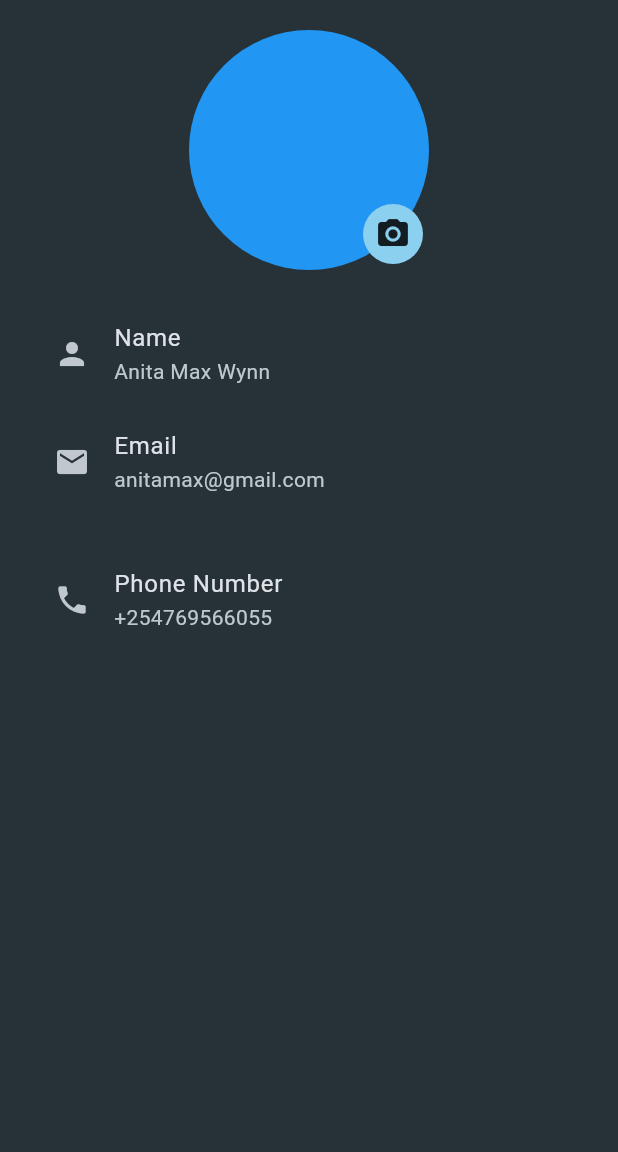
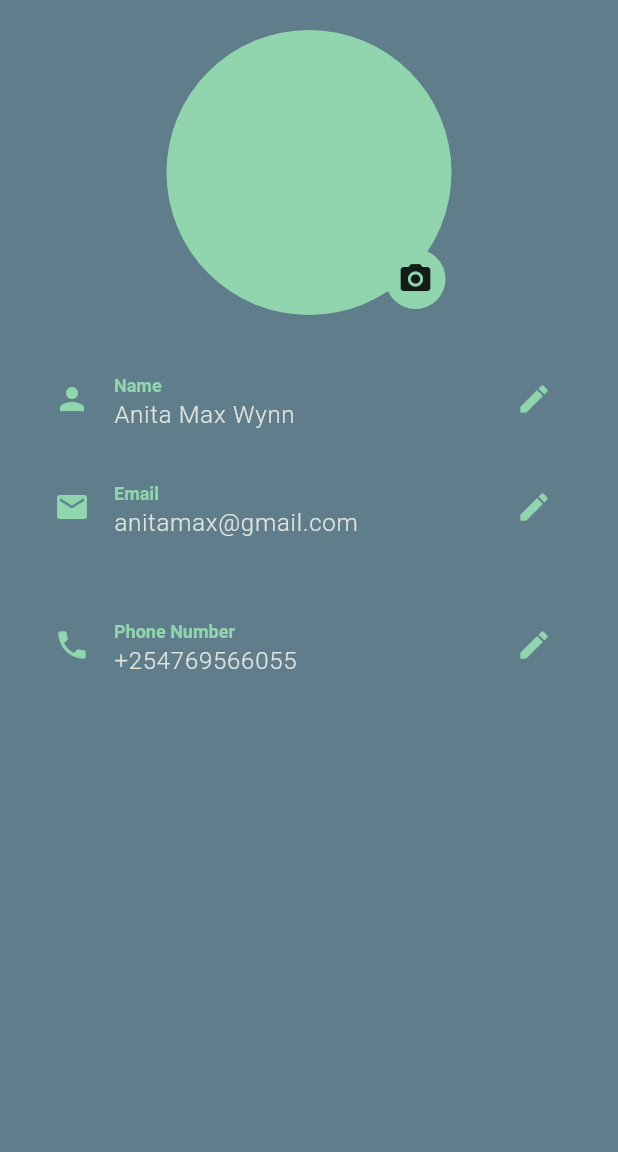
Before and after one commit to lbnmahs/whataspp-profile-photo-picker, a Flutter app: the screen it shows after launch, on a phone screen of 412 x 824 dp, the part 84-1236 px from its top. Run offline on Flutter 3.47's test engine with Material 3 defaults, Android fonts, the phone set to English and light mode, and no system bars; our stand-ins replace google_fonts; Roboto replaces fonts that are missing (Arvo).

Commit message:
First but final UI design

```diff
--- a/lib/main.dart
+++ b/lib/main.dart
@@ -8,8 +8,8 @@ void main() {
 
 final colorScheme = ColorScheme.fromSeed(
   brightness: Brightness.dark,
-  seedColor: Colors.blueGrey.shade500,
-  background: Colors.blueGrey.shade900
+  seedColor: Colors.greenAccent,
+  background: Colors.blueGrey
 );
 
 final theme = ThemeData().copyWith(
--- a/lib/profile_page.dart
+++ b/lib/profile_page.dart
@@ -25,18 +25,18 @@ class _ProfilePageState extends State<ProfilePage> {
             ProfilePicture(),
             SizedBox(height: 20),
             ProfileDescription(
-              icon: Icon(Icons.person),
+              icon: Icons.person,
               title: 'Name',
               data: 'Anita Max Wynn'
             ),
             ProfileDescription(
-              icon: Icon(Icons.email),
+              icon: Icons.email,
               title: 'Email',
               data: 'anitamax@gmail.com'
             ),
             SizedBox(height: 20),
             ProfileDescription(
-              icon: Icon(Icons.phone),
+              icon: Icons.phone,
               title: 'Phone Number',
               data: '+254769566055'
             ),
--- a/lib/widgets/prof_desc.dart
+++ b/lib/widgets/prof_desc.dart
@@ -1,29 +1,38 @@
 import 'package:flutter/material.dart';
-
-class Description {
-  const Description({
-    required this.icon,
-    required this.title,
-    required this.data
-  });
-
-  final Icon icon;
-  final String title;
-  final String data;
-}
 
 class ProfileDescription extends StatelessWidget {
   const ProfileDescription({ super.key, required this.icon, required this.title, required this.data });
-  final Icon icon;
+  final IconData icon;
   final String title;
   final String data;
 
   @override
   Widget build(BuildContext context) {
     return ListTile(
-      leading: icon,
-      title: Text(title),
-      subtitle: Text(data),
+      leading: Icon(
+        icon,
+        color: Theme.of(context).colorScheme.primary,
+      ),
+      title: Text(
+        title,
+        style: Theme.of(context).textTheme.headlineSmall!.copyWith(
+          color: Theme.of(context).colorScheme.primary,
+          fontSize: 12,
+          fontWeight: FontWeight.bold
+        ),
+      ),
+      subtitle: Text(
+        data,
+        style: Theme.of(context).textTheme.bodyLarge!.copyWith(
+          color: Theme.of(context).colorScheme.onBackground,
+          fontWeight: FontWeight.w300,
+          fontSize: 16
+        ),
+      ),
+      trailing: Icon(
+        Icons.edit,
+        color: Theme.of(context).colorScheme.primary,
+      ),
     );
   }
 }
--- a/lib/widgets/prof_pic.dart
+++ b/lib/widgets/prof_pic.dart
@@ -14,12 +14,13 @@ class _ProfilePictureState extends State<ProfilePicture> {
     return  Center(
       child: Stack(
         children: [
-          const CircleAvatar(
-            backgroundColor: Colors.blue,
-            radius: 80,
+          CircleAvatar(
+            backgroundColor: Theme.of(context).colorScheme.primary,
+            radius: 95,
           ),
           Positioned(
             bottom: 0, right: 0,
+            // set the icon button background color to green
             child: IconButton.filled(
               onPressed: () {},
               icon: const Icon(Icons.camera_alt),
```
